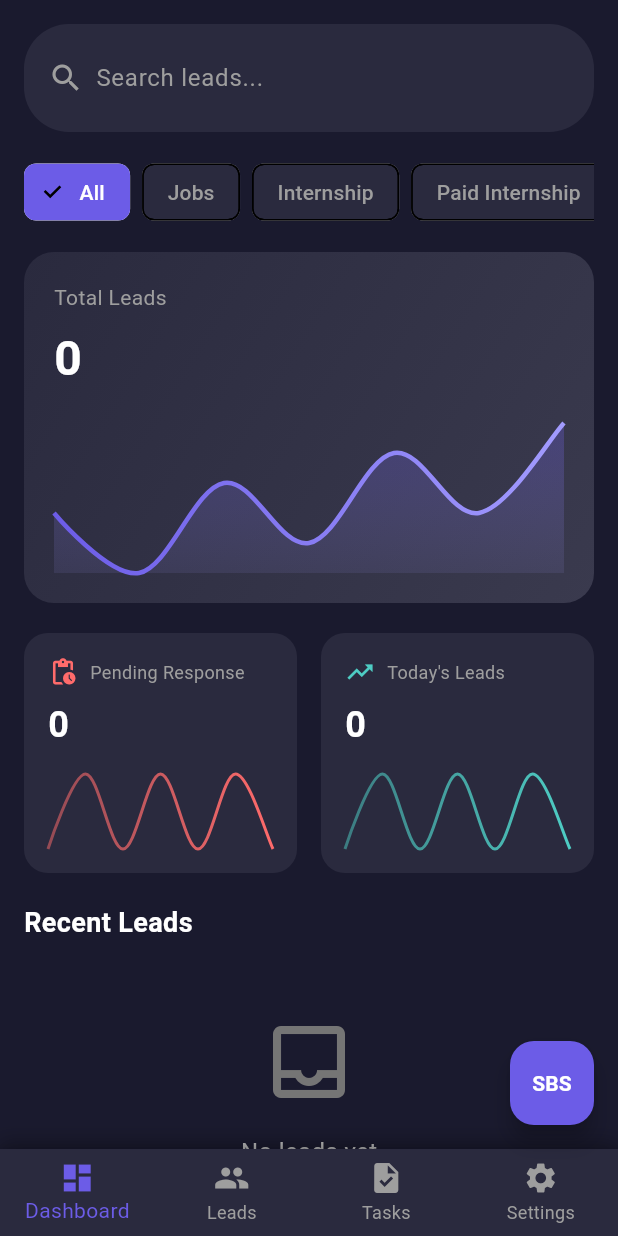
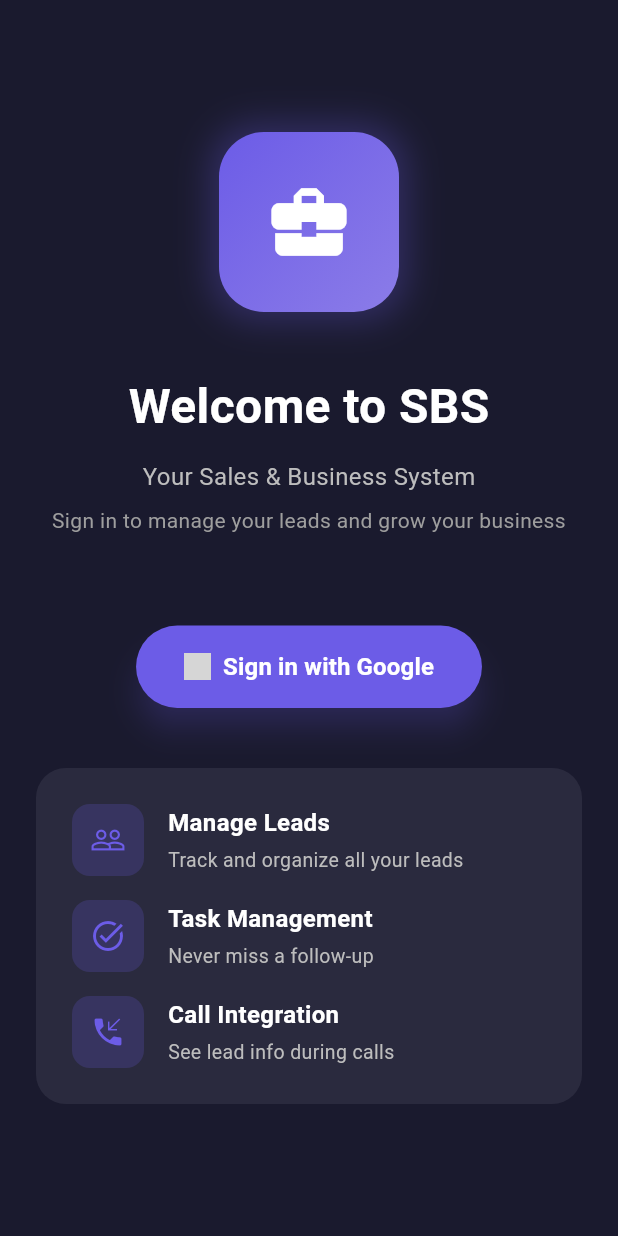
Before and after one commit to Blue55berry/mobile-application-task, a Flutter app: the screen it shows after launch, on a phone screen of 412 x 824 dp. Run offline on Flutter 3.47's test engine with Material 3 defaults, Android fonts, the phone set to English and light mode, and no system bars; drawn by our look-alikes of fl_chart; our stand-ins replace cached_network_image, google_sign_in, permission_handler, shared_preferences, sqflite; missing offline and left inert: flutter_background_service, flutter_overlay_window, flutter_phone_direct_caller, phone_state; accounts and stored records are empty; grey boxes are pictures that could not be loaded.

Commit message:
FEAT : Add the google authntication

```diff
--- a/lib/main.dart
+++ b/lib/main.dart
@@ -5,6 +5,7 @@
 import 'screens/leads_screen.dart';
 import 'screens/task_screen.dart';
 import 'screens/settings_screen.dart';
+import 'screens/login_screen.dart';
 import 'screens/lead_details_screen.dart';
 import 'models/lead_model.dart';
 import 'services/leads_service.dart';
@@ -166,14 +167,28 @@
             }
           });
 
+          return Consumer<AuthService>(
+            builder: (context, authService, child) {
               return MaterialApp(
                 navigatorKey: navigatorKey,
                 title: 'SBS CRM',
                 theme: AppTheme.lightTheme,
                 darkTheme: AppTheme.darkTheme,
-            themeMode: ThemeMode.system, // Follow system theme
+                themeMode: ThemeMode.system,
                 debugShowCheckedModeBanner: false,
-            home: const DashboardScreen(),
+                // Show login screen if not signed in, otherwise dashboard
+                home: authService.isLoading
+                    ? const Scaffold(
+                        backgroundColor: Color(0xFF1A1A2E),
+                        body: Center(
+                          child: CircularProgressIndicator(
+                            color: Color(0xFF6C5CE7),
+                          ),
+                        ),
+                      )
+                    : authService.isSignedIn
+                    ? const DashboardScreen()
+                    : const LoginScreen(),
                 onGenerateRoute: (settings) {
                   // Custom page transitions for all routes
                   Widget page;
@@ -189,9 +204,12 @@
                   // Return custom animated page transition
                   return PageRouteBuilder(
                     settings: settings,
-                pageBuilder: (context, animation, secondaryAnimation) => page,
+                    pageBuilder: (context, animation, secondaryAnimation) =>
+                        page,
                     transitionDuration: const Duration(milliseconds: 300),
-                reverseTransitionDuration: const Duration(milliseconds: 250),
+                    reverseTransitionDuration: const Duration(
+                      milliseconds: 250,
+                    ),
                     transitionsBuilder:
                         (context, animation, secondaryAnimation, child) {
                           // Smooth fade + slide transition
@@ -226,6 +244,8 @@
                 },
               );
             },
+          );
+        },
       ),
     );
   }
--- /dev/null
+++ b/lib/screens/login_screen.dart
@@ -0,0 +1,222 @@
+import 'package:flutter/material.dart';
+import 'package:provider/provider.dart';
+import '../services/auth_service.dart';
+
+class LoginScreen extends StatefulWidget {
+  const LoginScreen({super.key});
+
+  @override
+  State<LoginScreen> createState() => _LoginScreenState();
+}
+
+class _LoginScreenState extends State<LoginScreen> {
+  bool _isLoading = false;
+
+  Future<void> _handleGoogleSignIn() async {
+    setState(() {
+      _isLoading = true;
+    });
+
+    try {
+      final authService = Provider.of<AuthService>(context, listen: false);
+      final success = await authService.signInWithGoogle();
+
+      if (!mounted) return;
+
+      if (success) {
+        // Navigate to dashboard
+        Navigator.pushReplacementNamed(context, '/dashboard');
+      } else {
+        // Show error
+        ScaffoldMessenger.of(context).showSnackBar(
+          SnackBar(
+            content: Text(authService.errorMessage ?? 'Failed to sign in'),
+            backgroundColor: Colors.red,
+          ),
+        );
+      }
+    } catch (e) {
+      if (!mounted) return;
+      ScaffoldMessenger.of(context).showSnackBar(
+        SnackBar(content: Text('Error: $e'), backgroundColor: Colors.red),
+      );
+    } finally {
+      if (mounted) {
+        setState(() {
+          _isLoading = false;
+        });
+      }
+    }
+  }
+
+  @override
+  Widget build(BuildContext context) {
+    return Scaffold(
+      backgroundColor: const Color(0xFF1A1A2E),
+      body: SafeArea(
+        child: Center(
+          child: SingleChildScrollView(
+            padding: const EdgeInsets.all(24.0),
+            child: Column(
+              mainAxisAlignment: MainAxisAlignment.center,
+              children: [
+                // App Logo/Icon
+                Container(
+                  width: 120,
+                  height: 120,
+                  decoration: BoxDecoration(
+                    gradient: const LinearGradient(
+                      colors: [Color(0xFF6C5CE7), Color(0xFF8B7CE8)],
+                      begin: Alignment.topLeft,
+                      end: Alignment.bottomRight,
+                    ),
+                    borderRadius: BorderRadius.circular(30),
+                    boxShadow: [
+                      BoxShadow(
+                        color: const Color(0xFF6C5CE7).withValues(alpha: 0.3),
+                        blurRadius: 20,
+                        spreadRadius: 5,
+                      ),
+                    ],
+                  ),
+                  child: const Icon(
+                    Icons.business_center,
+                    size: 60,
+                    color: Colors.white,
+                  ),
+                ),
+                const SizedBox(height: 40),
+
+                // Welcome Text
+                const Text(
+                  'Welcome to SBS',
+                  style: TextStyle(
+                    color: Colors.white,
+                    fontSize: 32,
+                    fontWeight: FontWeight.bold,
+                  ),
+                ),
+                const SizedBox(height: 12),
+                Text(
+                  'Your Sales & Business System',
+                  style: TextStyle(color: Colors.grey[400], fontSize: 16),
+                ),
+                const SizedBox(height: 8),
+                Text(
+                  'Sign in to manage your leads and grow your business',
+                  textAlign: TextAlign.center,
+                  style: TextStyle(color: Colors.grey[500], fontSize: 14),
+                ),
+                const SizedBox(height: 60),
+
+                // Google Sign-In Button
+                _isLoading
+                    ? const CircularProgressIndicator(color: Color(0xFF6C5CE7))
+                    : ElevatedButton.icon(
+                        onPressed: _handleGoogleSignIn,
+                        icon: Image.asset(
+                          'assets/google_logo.png',
+                          height: 24,
+                          width: 24,
+                          errorBuilder: (context, error, stackTrace) {
+                            return const Icon(Icons.login, color: Colors.white);
+                          },
+                        ),
+                        label: const Text(
+                          'Sign in with Google',
+                          style: TextStyle(
+                            fontSize: 16,
+                            fontWeight: FontWeight.w600,
+                          ),
+                        ),
+                        style: ElevatedButton.styleFrom(
+                          backgroundColor: const Color(0xFF6C5CE7),
+                          foregroundColor: Colors.white,
+                          padding: const EdgeInsets.symmetric(
+                            horizontal: 32,
+                            vertical: 16,
+                          ),
+                          shape: RoundedRectangleBorder(
+                            borderRadius: BorderRadius.circular(30),
+                          ),
+                          elevation: 8,
+                          shadowColor: const Color(
+                            0xFF6C5CE7,
+                          ).withValues(alpha: 0.5),
+                        ),
+                      ),
+                const SizedBox(height: 40),
+
+                // Features List
+                Container(
+                  padding: const EdgeInsets.all(24),
+                  decoration: BoxDecoration(
+                    color: const Color(0xFF2A2A3E),
+                    borderRadius: BorderRadius.circular(20),
+                  ),
+                  child: Column(
+                    children: [
+                      _buildFeature(
+                        Icons.people_outline,
+                        'Manage Leads',
+                        'Track and organize all your leads',
+                      ),
+                      const SizedBox(height: 16),
+                      _buildFeature(
+                        Icons.task_alt,
+                        'Task Management',
+                        'Never miss a follow-up',
+                      ),
+                      const SizedBox(height: 16),
+                      _buildFeature(
+                        Icons.phone_callback,
+                        'Call Integration',
+                        'See lead info during calls',
+                      ),
+                    ],
+                  ),
+                ),
+              ],
+            ),
+          ),
+        ),
+      ),
+    );
+  }
+
+  Widget _buildFeature(IconData icon, String title, String description) {
+    return Row(
+      children: [
+        Container(
+          padding: const EdgeInsets.all(12),
+          decoration: BoxDecoration(
+            color: const Color(0xFF6C5CE7).withValues(alpha: 0.2),
+            borderRadius: BorderRadius.circular(12),
+          ),
+          child: Icon(icon, color: const Color(0xFF6C5CE7), size: 24),
+        ),
+        const SizedBox(width: 16),
+        Expanded(
+          child: Column(
+            crossAxisAlignment: CrossAxisAlignment.start,
+            children: [
+              Text(
+                title,
+                style: const TextStyle(
+                  color: Colors.white,
+                  fontSize: 16,
+                  fontWeight: FontWeight.w600,
+                ),
+              ),
+              const SizedBox(height: 4),
+              Text(
+                description,
+                style: TextStyle(color: Colors.grey[400], fontSize: 13),
+              ),
+            ],
+          ),
+        ),
+      ],
+    );
+  }
+}
```
Also changed, not shown: lib/screens/dashboard_screen.dart (+155 -61 lines), 1 other file. Lines whose indentation alone changed are shown as unchanged.
